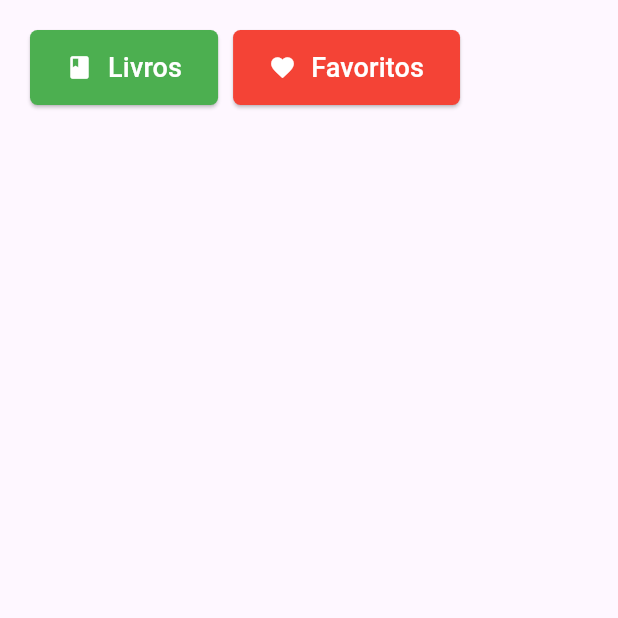
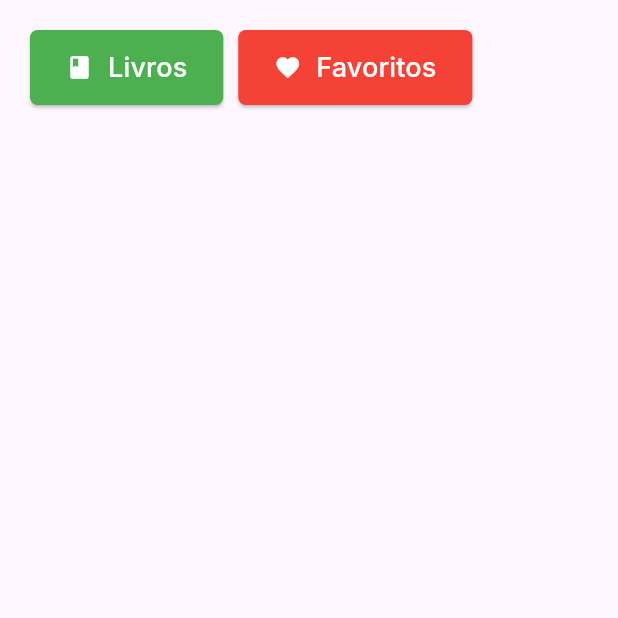
Before and after one commit to maisaamadeu/desafio_tecnico_2, a Flutter app: the screen it shows after launch, on a phone screen of 412 x 824 dp, the top half of it. Run offline on Flutter 3.47's test engine with Material 3 defaults, Android fonts, the light colour scheme and no system bars; our stand-ins replace dartz, dio, equatable, flutter_modular, get, google_fonts and 1 more; network calls fail; statements that could not run were skipped.

Commit message:
grid view pronto na home page

```diff
--- a/lib/app_widget.dart
+++ b/lib/app_widget.dart
@@ -1,5 +1,6 @@
 import 'package:desafio_tecnico_2/app_binding.dart';
-import 'package:desafio_tecnico_2/features/presenter/home_page.dart';
+import 'package:desafio_tecnico_2/features/presenter/base_page.dart';
+import 'package:flutter/gestures.dart';
 import 'package:flutter/material.dart';
 import 'package:get/get.dart';
 
@@ -9,7 +10,15 @@ class AppWidget extends StatelessWidget {
   @override
   Widget build(BuildContext context) {
     return GetMaterialApp(
-      home: HomePage(),
+      scrollBehavior: const MaterialScrollBehavior().copyWith(
+        dragDevices: {
+          PointerDeviceKind.mouse,
+          PointerDeviceKind.touch,
+          PointerDeviceKind.stylus,
+          PointerDeviceKind.unknown
+        },
+      ),
+      home: BasePage(),
       initialBinding: AppBinding(),
     );
   }
--- a/lib/features/presenter/home_page.dart
+++ b/lib/features/presenter/base_page.dart
@@ -1,11 +1,16 @@
+import 'package:desafio_tecnico_2/features/presenter/books_page.dart';
+import 'package:desafio_tecnico_2/features/presenter/favorite_books_page.dart';
 import 'package:desafio_tecnico_2/features/presenter/stores/all_books_store.dart';
-import 'package:desafio_tecnico_2/features/presenter/widgets/custom_elevated_button_widget.dart';
+import 'package:desafio_tecnico_2/features/presenter/widgets/custom_elevated_button.dart';
 import 'package:desafio_tecnico_2/features/presenter/widgets/book_card.dart';
 import 'package:flutter/material.dart';
 import 'package:get/get.dart';
+import 'package:google_fonts/google_fonts.dart';
 
-class HomePage extends StatelessWidget {
-  HomePage({super.key});
+class BasePage extends StatelessWidget {
+  BasePage({super.key});
+
+  final PageController pageController = PageController(initialPage: 0);
 
   final AllBooksStore allBooksStore = Get.put<AllBooksStore>(AllBooksStore());
 
@@ -13,51 +18,46 @@ class HomePage extends StatelessWidget {
   Widget build(BuildContext context) {
     return Scaffold(
       body: SafeArea(
-        child: SingleChildScrollView(
-          padding: const EdgeInsets.symmetric(
-            horizontal: 20,
-          ),
+        child: Padding(
+          padding: const EdgeInsets.symmetric(horizontal: 20),
           child: Column(
             children: [
               const SizedBox(height: 20),
               Row(
                 children: [
-                  CustomElevatedButtonWidget(
+                  CustomElevatedButton(
                     onPressed: () {},
                     text: 'Livros',
                     buttonColor: Colors.green,
                     iconData: Icons.book,
                     iconColor: Colors.white,
-                    textStyle: const TextStyle(
+                    textStyle: GoogleFonts.inter(
                       color: Colors.white,
                       fontSize: 18,
                     ),
                   ),
                   const SizedBox(width: 10),
-                  CustomElevatedButtonWidget(
+                  CustomElevatedButton(
                     onPressed: () {},
                     text: 'Favoritos',
                     buttonColor: Colors.red,
                     iconData: Icons.favorite,
                     iconColor: Colors.white,
-                    textStyle: const TextStyle(
+                    textStyle: GoogleFonts.inter(
                       color: Colors.white,
                       fontSize: 18,
                     ),
                   ),
                 ],
               ),
-              const SizedBox(width: 10),
-              Obx(
-                () => SizedBox(
-                  height: 500,
-                  child: ListView.separated(
-                    itemBuilder: (context, index) =>
-                        BookCard(book: allBooksStore.books[index]),
-                    itemCount: allBooksStore.books.length,
-                    separatorBuilder: (_, __) => const SizedBox(width: 10),
-                    scrollDirection: Axis.horizontal,
-                  ),
+              const SizedBox(height: 20),
+              Expanded(
+                child: PageView(
+                  controller: pageController,
+                  children: [
+                    BooksPage(),
+                    FavoriteBooksPage(),
+                  ],
                 ),
               ),
             ],
--- /dev/null
+++ b/lib/features/presenter/books_page.dart
@@ -0,0 +1,40 @@
+import 'package:desafio_tecnico_2/features/presenter/stores/all_books_store.dart';
+import 'package:desafio_tecnico_2/features/presenter/widgets/book_card.dart';
+import 'package:flutter/material.dart';
+import 'package:flutter_staggered_grid_view/flutter_staggered_grid_view.dart';
+import 'package:get/get.dart';
+
+class BooksPage extends StatelessWidget {
+  BooksPage({super.key});
+
+  final AllBooksStore allBooksStore = Get.put<AllBooksStore>(AllBooksStore());
+
+  @override
+  Widget build(BuildContext context) {
+    return Scaffold(
+      body: SafeArea(
+        child: Column(
+          children: [
+            const SizedBox(height: 20),
+            Obx(
+              () => Expanded(
+                child: GridView.builder(
+                  gridDelegate: const SliverGridDelegateWithMaxCrossAxisExtent(
+                    mainAxisSpacing: 16,
+                    crossAxisSpacing: 16,
+                    mainAxisExtent: 410,
+                    maxCrossAxisExtent: 200,
+                  ),
+                  itemBuilder: (context, index) => BookCard(
+                    book: allBooksStore.books[index],
+                  ),
+                  itemCount: allBooksStore.books.length,
+                ),
+              ),
+            ),
+          ],
+        ),
+      ),
+    );
+  }
+}
--- a/lib/features/presenter/widgets/custom_elevated_button_widget.dart
+++ b/lib/features/presenter/widgets/custom_elevated_button.dart
@@ -1,7 +1,7 @@
 import 'package:flutter/material.dart';
 
-class CustomElevatedButtonWidget extends StatelessWidget {
-  const CustomElevatedButtonWidget({
+class CustomElevatedButton extends StatelessWidget {
+  const CustomElevatedButton({
     super.key,
     this.text,
     this.buttonColor,
--- a/pubspec.yaml
+++ b/pubspec.yaml
@@ -13,6 +13,7 @@ dependencies:
   flutter:
     sdk: flutter
   flutter_modular: ^5.0.3
+  flutter_staggered_grid_view: ^0.7.0
   get: ^4.6.6
   google_fonts: ^6.1.0
   mocktail: ^1.0.1
```
Also changed, not shown: lib/features/presenter/favorite_books_page.dart (added, +10 -0 lines), lib/features/presenter/widgets/book_card.dart (+20 -35 lines), pubspec.lock.
